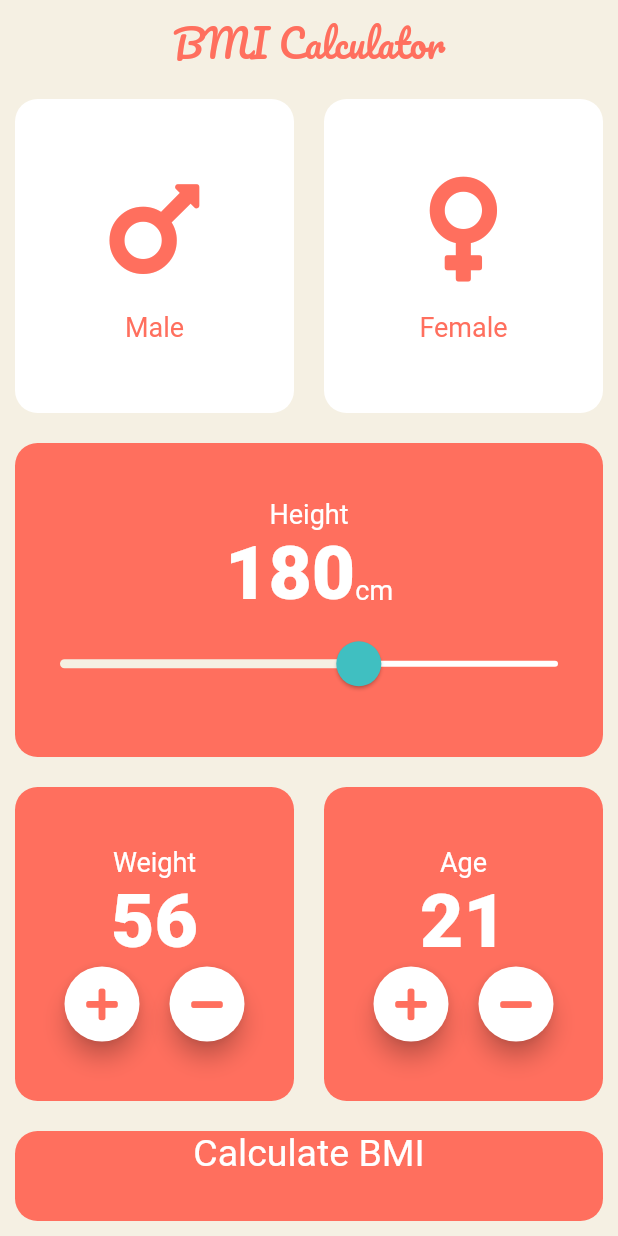
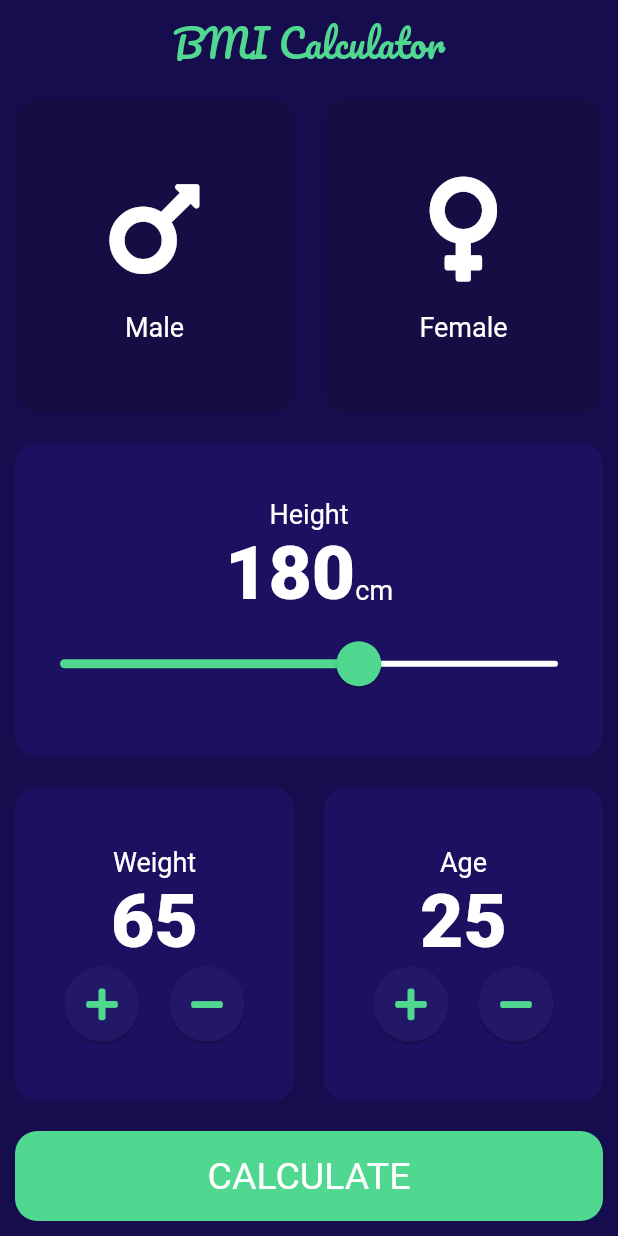
Before and after one commit to rezvee6/Flutter-BMI-Calculator, a Flutter app: the screen it shows after launch, on a phone screen of 412 x 824 dp. Run offline on Flutter 3.47's test engine with Material 2 defaults, Android fonts, the phone set to English and light mode, and no system bars; our stand-ins replace font_awesome_flutter.

Commit message:
functionality & icons complete

```diff
--- a/lib/constants.dart
+++ b/lib/constants.dart
@@ -1,10 +1,11 @@
 import 'package:flutter/material.dart';
-const primaryTextColor = Color(0xFFff6f5e);
+const primaryTextColor = Color(0xFF50d890);
 const secondaryTextColor = Colors.white;
-const activeCardColour = Color(0xFFff6f5e);
-const inactiveCardColour =  Colors.white;
-const backgroundColour = Color(0xFFf5f0e3);
-const thirdColour = Color(0xFF40bfc1);
+const activeCardColour = Color(0xFF1C1161);
+const inactiveCardColour =  Color(0xFF160D44);
+const backgroundColour = Color(0xff160D4E);
+const buttonColour = Color(0xFF231868);
+const thirdColour = Color(0xFF50d890);
 const kBottomContainerHeight = 60.0;
 //https://colorhunt.co/palette/168306
 
@@ -24,3 +25,26 @@ const knumberStyle = TextStyle(
   fontWeight: FontWeight.w900,
   color: secondaryTextColor,
 );
+
+const kTitleTextStyle = TextStyle(
+  fontSize: 50.0,
+  fontWeight: FontWeight.bold,
+  color: secondaryTextColor,
+);
+
+const kResultsTextStyle = TextStyle(
+  color: thirdColour,
+  fontSize: 22.0,
+  fontWeight: FontWeight.bold,
+);
+
+const kBMITextStyle = TextStyle(
+  color: secondaryTextColor,
+  fontSize: 100.0,
+  fontWeight: FontWeight.bold,
+);
+
+const kDescriptionStyle = TextStyle(
+  color: secondaryTextColor,
+  fontSize: 15.0,
+);
--- a/lib/icon_content.dart
+++ b/lib/icon_content.dart
@@ -1,5 +1,5 @@
 import 'package:flutter/material.dart';
-import 'constants.dart';
+
 
 class IconContent extends StatelessWidget {
 
--- a/lib/input_page.dart
+++ b/lib/input_page.dart
@@ -4,6 +4,8 @@ import 'package:font_awesome_flutter/font_awesome_flutter.dart';
 import 'package:bmi_calculator/icon_content.dart';
 import 'package:bmi_calculator/reusable_card.dart';
 import 'constants.dart';
+import 'results_page.dart';
+import 'calculatorBrain.dart';
 
 enum Gender {
   male,
@@ -18,8 +20,8 @@ class InputPage extends StatefulWidget {
 class _InputPageState extends State<InputPage> {
   Gender selectedGender;
   int height = 180;
-  int weight = 56;
-  int age = 21;
+  int weight = 65;
+  int age = 25;
 
   @override
   Widget build(BuildContext context) {
@@ -57,9 +59,7 @@ class _InputPageState extends State<InputPage> {
                     cardChild: IconContent(
                       icon: FontAwesomeIcons.mars,
                       iconText: 'Male',
-                      textColour: selectedGender == Gender.male
-                          ? inactiveCardColour
-                          : activeCardColour,
+                      textColour: secondaryTextColor,
                     ),
                   ),
                 ),
@@ -76,9 +76,7 @@ class _InputPageState extends State<InputPage> {
                     cardChild: IconContent(
                       icon: FontAwesomeIcons.venus,
                       iconText: 'Female',
-                      textColour: selectedGender == Gender.female
-                          ? inactiveCardColour
-                          : activeCardColour,
+                      textColour: secondaryTextColor,
                     ),
                   ),
                 ),
@@ -91,7 +89,9 @@ class _InputPageState extends State<InputPage> {
               cardChild: Column(
                 mainAxisAlignment: MainAxisAlignment.center,
                 children: <Widget>[
-                  SizedBox(height: 5.0,),
+                  SizedBox(
+                    height: 5.0,
+                  ),
                   Text(
                     'Height',
                     style: klabelTextStyle,
@@ -113,7 +113,7 @@ class _InputPageState extends State<InputPage> {
                   ),
                   SliderTheme(
                     data: SliderTheme.of(context).copyWith(
-                      activeTrackColor: backgroundColour,
+                      activeTrackColor: thirdColour,
                       inactiveTrackColor: Colors.white,
                       thumbColor: thirdColour,
                       thumbShape:
@@ -159,9 +159,9 @@ class _InputPageState extends State<InputPage> {
                           children: <Widget>[
                             RoundIconButton(
                               icon: FontAwesomeIcons.plus,
-                              onPressed: (){
+                              onPressed: () {
                                 setState(() {
-                                  weight ++;
+                                  weight++;
                                 });
                               },
                             ),
@@ -170,9 +170,9 @@ class _InputPageState extends State<InputPage> {
                             ),
                             RoundIconButton(
                               icon: FontAwesomeIcons.minus,
-                              onPressed: (){
+                              onPressed: () {
                                 setState(() {
-                                  weight --;
+                                  weight--;
                                 });
                               },
                             ),
@@ -202,7 +202,7 @@ class _InputPageState extends State<InputPage> {
                           children: <Widget>[
                             RoundIconButton(
                               icon: FontAwesomeIcons.plus,
-                              onPressed: (){
+                              onPressed: () {
                                 setState(() {
                                   age++;
                                 });
@@ -213,7 +213,7 @@ class _InputPageState extends State<InputPage> {
                             ),
                             RoundIconButton(
                               icon: FontAwesomeIcons.minus,
-                              onPressed: (){
+                              onPressed: () {
                                 setState(() {
                                   age--;
                                 });
@@ -228,21 +228,38 @@ class _InputPageState extends State<InputPage> {
               ],
             ),
           ),
-          Container(
-
+          GestureDetector(
+            onTap: () {
+              CalculatorBrain calc =
+                  CalculatorBrain(height: height, weight: weight);
+              Navigator.push(
+                context,
+                MaterialPageRoute(
+                  builder: (context) => ResultsPage(
+                    bmiResult: calc.calculateBMI(),
+                    resultText: calc.getResult(),
+                    interpretation: calc.getInterpretation(),
+                  ),
+                ),
+              );
+            },
+            child: Container(
               margin: EdgeInsets.all(10.0),
               height: kBottomContainerHeight,
+              child: Center(
                 child: Text(
-              'Calculate BMI',
+                  'CALCULATE',
                   textAlign: TextAlign.center,
                   style: TextStyle(
                     color: secondaryTextColor,
                     fontSize: 25.0,
                   ),
                 ),
+              ),
               decoration: BoxDecoration(
-              color: primaryTextColor,
+                color: thirdColour,
                 borderRadius: BorderRadius.circular(15.0),
+              ),
             ),
           ),
         ],
@@ -251,25 +268,25 @@ class _InputPageState extends State<InputPage> {
   }
 }
 
-
 class RoundIconButton extends StatelessWidget {
-
   RoundIconButton({@required this.icon, @required this.onPressed});
   final IconData icon;
   final Function onPressed;
   @override
-  Widget build(BuildContext context){
+  Widget build(BuildContext context) {
     return RawMaterialButton(
       shape: CircleBorder(),
-      fillColor: Colors.white,
+      fillColor: buttonColour,
       constraints: BoxConstraints.tightFor(
         width: 50.0,
         height: 50.0,
       ),
-      elevation: 6.0,
+      elevation: 1.0,
       onPressed: onPressed,
-      child: Icon(icon,
-      color: primaryTextColor,),
+      child: Icon(
+        icon,
+        color: primaryTextColor,
+      ),
     );
   }
 }
```
Also changed, not shown: lib/calculatorBrain.dart (added, +36 -0 lines), lib/results_page.dart (added, +105 -0 lines), 6 other files. Lines whose indentation alone changed are shown as unchanged.
